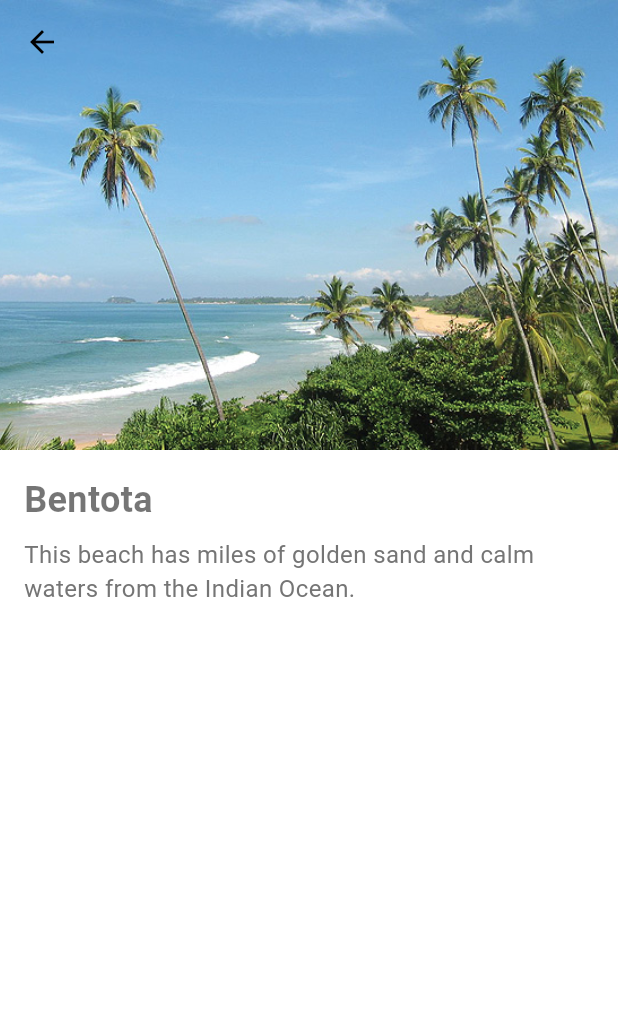
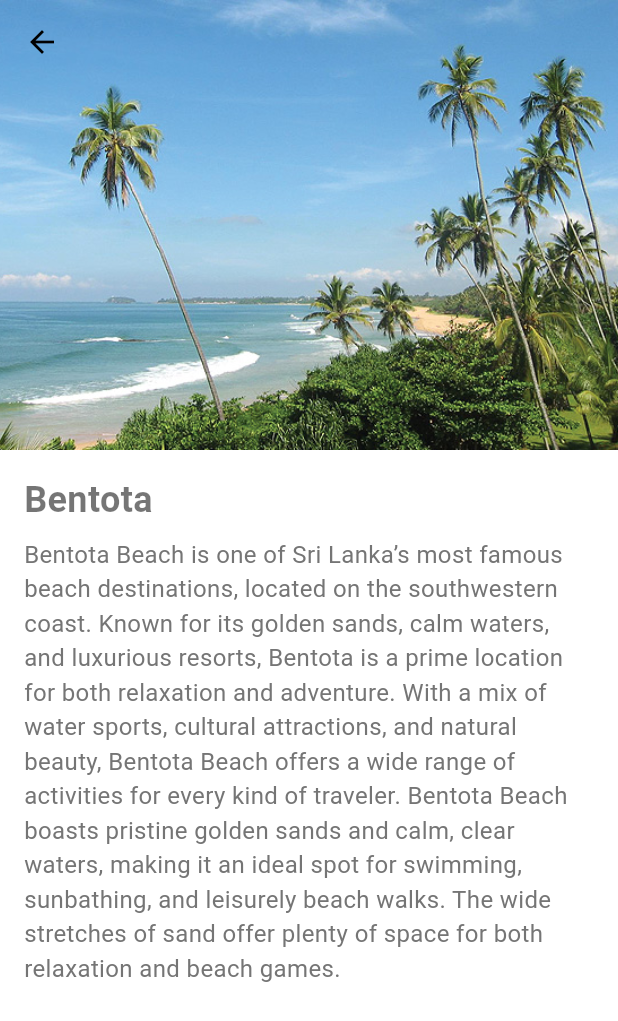
Before and after one commit to nht-dilshan/sltravel_app, a Flutter app: the AllBeachScreen screen opened by its route, after a tap on "Bentota", on a phone screen of 412 x 824 dp. Shown: the top 1021 px of the screen. Run offline on Flutter 3.47's test engine with Material 3 defaults, Android fonts, the phone set to English and light mode, and no system bars.

Commit message:
Update beach descriptions for clarity and detail

```diff
--- a/lib/screens/all_beach.dart
+++ b/lib/screens/all_beach.dart
@@ -7,14 +7,14 @@ class AllBeachScreen extends StatefulWidget {
 
 class _AllBeachScreenState extends State<AllBeachScreen> {
   final List<Map<String, String>> beaches = [
-    {'name': 'Hambanthota', 'description': 'Hambantota beach is a scenic area. Ample parking available as well. However it is highly recommended not to get in to the sea for bathing.', 'image': 'lib/assets/hambanthota.jpeg'},
-    {'name': 'Bentota', 'description': 'This beach has miles of golden sand and calm waters from the Indian Ocean.', 'image': 'lib/assets/benthota.jpg'},
-    {'name': 'Mirissa', 'description': 'A popular destination for surfers and budget travelers, Mirissa has a crescent bay with shallow water and an on-duty lifeguard.', 'image': 'lib/assets/mirissa.jpg'},
-    {'name': 'Unawatuna', 'description': 'Good choice for families, this beach is accessible by a small road lined with shops and restaurants.', 'image': 'lib/assets/Unawatuna.jpg'},
-    {'name': 'Godawaya', 'description': 'A calm beach with a small fishing harbor. Quite nice in the morning because the sailors are coming back from the sea.', 'image': 'lib/assets/godawaya.jpg'},
-    {'name': 'Ussangoda', 'description': 'Very ancient scenic beach. Very beautiful location near Nonagama town. Location can be accessed via vehicle. Very nice environment.', 'image': 'lib/assets/ussangoda.jpg'},
-    {'name': 'Tangalle Beach', 'description': 'Tangalla beach is also the most attractive beach among local and foreign tourists. A coral reef has distributed along the coastal area and as well as rocky shore.', 'image': 'lib/assets/thangalla.jpg'},
-    {'name': 'Nilwella Blue Beach', 'description': 'Blue Beach Island is a beach camping spot in Nilwella, near Dikwella. It is a private island giving amazing views of the sunset in southern Sri Lanka.', 'image': 'lib/assets/nilwella.jpeg'},
+    {'name': 'Hambanthota', 'description': 'commercialized beaches in Sri Lanka, Hambantota Beach is known for its tranquility and natural beauty, making it an ideal destination for those looking to escape the crowds and experience the unspoiled charm of the island southern shores.The beach is characterized by its wide, sandy shores and the gentle waves of the Indian Ocean, making it a perfect spot for leisurely walks, sunbathing, and relaxation. The area around Hambantota Beach is less developed compared to other popular tourist destinations, which means visitors can enjoy the beauty of the coast without the distractions of heavy tourism infrastructure. The calm and quiet atmosphere makes it a great location for meditation, yoga, or simply unwinding while listening to the soothing sounds of the ocean.', 'image': 'lib/assets/hambanthota.jpeg'},
+    {'name': 'Bentota', 'description': 'Bentota Beach is one of Sri Lanka’s most famous beach destinations, located on the southwestern coast. Known for its golden sands, calm waters, and luxurious resorts, Bentota is a prime location for both relaxation and adventure. With a mix of water sports, cultural attractions, and natural beauty, Bentota Beach offers a wide range of activities for every kind of traveler. Bentota Beach boasts pristine golden sands and calm, clear waters, making it an ideal spot for swimming, sunbathing, and leisurely beach walks. The wide stretches of sand offer plenty of space for both relaxation and beach games.', 'image': 'lib/assets/benthota.jpg'},
+    {'name': 'Mirissa', 'description': 'Mirissa Beach, located on the southern coast of Sri Lanka, is renowned for its stunning scenery, vibrant marine life, and laid-back atmosphere. This picturesque beach is a popular destination for travelers seeking both relaxation and adventure, offering a range of activities from whale watching to surfing. Mirissa Beach features a crescent-shaped stretch of golden sand and crystal-clear waters. It is ideal for sunbathing, swimming, and leisurely beach walks. The beach’s relaxed vibe makes it a perfect spot for unwinding and enjoying the natural beauty.', 'image': 'lib/assets/mirissa.jpg'},
+    {'name': 'Unawatuna', 'description': 'Unawatuna Beach, located on the southern coast of Sri Lanka, is known for its beautiful crescent-shaped bay, golden sands, and vibrant marine life. This beach offers a perfect mix of relaxation, water activities, and cultural experiences, making it a popular destination for travelers seeking both tranquility and adventure. Unawatuna Beach features a picturesque crescent of golden sand with clear, shallow waters. The beach is ideal for swimming, sunbathing, and enjoying leisurely walks. Its gentle waves and calm waters make it suitable for families and those looking for a relaxing beach experience.', 'image': 'lib/assets/Unawatuna.jpg'},
+    {'name': 'Godawaya', 'description': 'Godavaya or Godawaya is a small fishing hamlet located at the mouth of the Walawe river, between Ambalantota and Hambantota in the Hambantota District in southern Sri Lanka. It received its name, originally Goda Pavata Pattana or Gota Pabbata Pattana (meaning "small rock harbour") from a huge rock overlooking the Indian Ocean, at the foot of which it is situated. The original harbour town was an entrepot on the Maritime Silk Road from at least the 2nd century CE. It has been the site of extensive excavations by German and Sri Lanka Archaeologists since 1994.', 'image': 'lib/assets/godawaya.jpg'},
+    {'name': 'Ussangoda', 'description': 'Ussangoda National Park is a Sri Lankan national park and designated archaeological site, situated on the Colombo – Kataragama road near Ambalantota – Nonagama Junction in Hambantota District. It is located in the southern sea turtle breeding zones. Ussangoda is a patch of high ground by the sea and spreads over a significant area. Unlike the rest of the land surrounding, it is only covered with grass and a few pockets of pigmy forests. The summit of Ussangoda area pans like a plateau for a significant length', 'image': 'lib/assets/ussangoda.jpg'},
+    {'name': 'Tangalle Beach', 'description': 'Tangalle (also known as Tangalla) is a large town in Hambantota District, Southern Province, Sri Lanka, governed by an Urban Council. It is one of the largest towns in southern province. It is located 195 km (121 mi) south of Colombo and 35 km (22 mi) east of Matara. It has a mild climate, in comparison to the rest of the district, and sandy beaches. Tangalle is a regionally important fishing port, situated on one of the largest bays in Sri Lanka, which is protected from the ocean by an enclosing reef. It is a centre of tourism and a popular holiday destination on the south coast. In the town centre there is an old Dutch fort which is used as a prison today. The Dutch and subsequently the British used Tangalle as an important anchorage on the southern coast of the island. The Dutch Fort, Rest House and Court House are a few remaining examples of Dutch architecture in Tangalle.', 'image': 'lib/assets/thangalla.jpg'},
+    {'name': 'Nilwella Blue Beach', 'description': 'Blue Beach Island is a beach camping spot in Nilwella, near Dikwella. It is a private island giving amazing views of the sunset in southern Sri Lanka. Many love to camp in the cozy tents here surrounding a blazing campfire. It gives a very unique type of camping experience with the sound of the waves crashing against the shoreline. The experience at Blue Beach Island includes camping at night and snorkelling at sunrise. It is a recent addition to beach and camping adventures in Sri Lanka. It is an isolated island about 50 m away from the mainland which makes it a more secluded area ideal for camping. Camping here also includes a chance to indulge in some amazing seafood dishes, barbecue and various other delicacies.', 'image': 'lib/assets/nilwella.jpeg'},
   ];
 
   @override
```
Also changed, not shown: lib/assets/beach.txt (+12 -12 lines).
